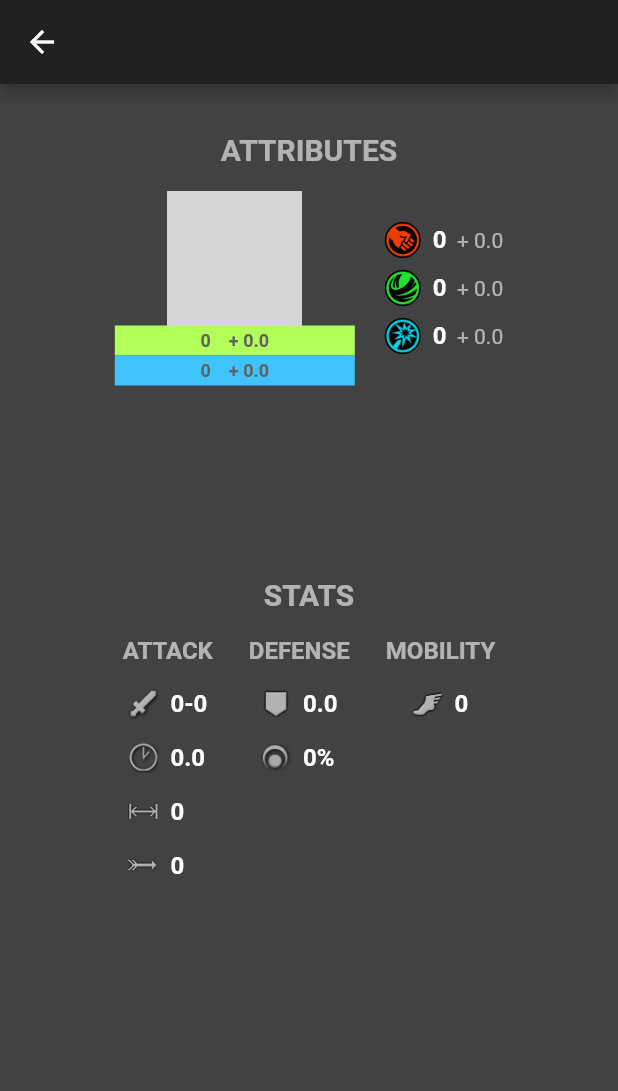
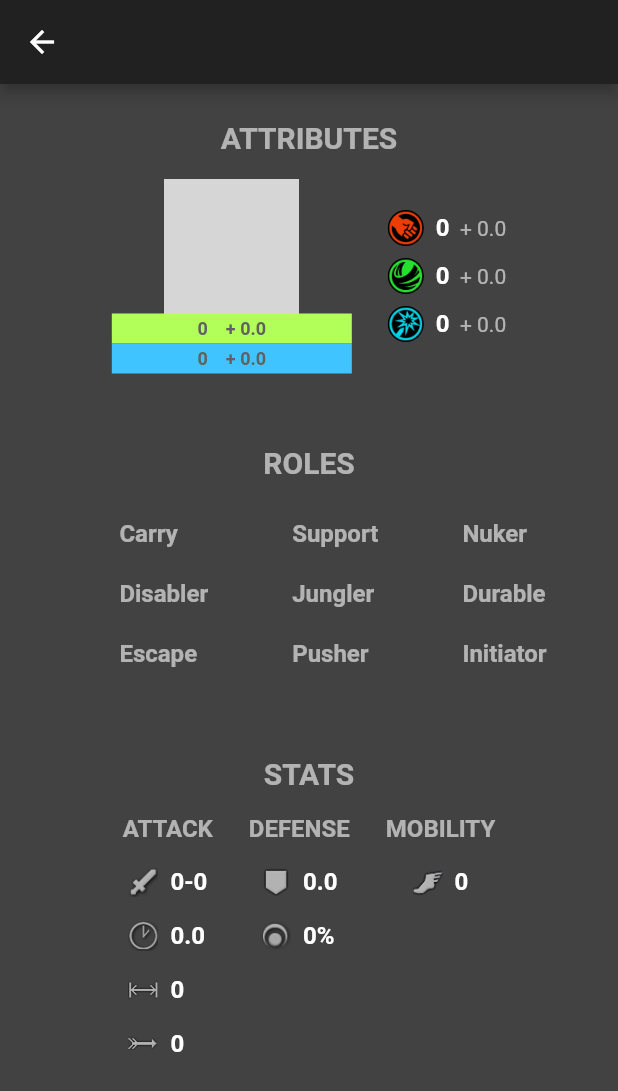
Before and after one commit to knottx/flutter_dota_hero, a Flutter app: the HeroDetailPage screen opened directly with empty values, on a phone screen of 412 x 824 dp. Shown: the top 1091 px of the screen. Run offline on Flutter 3.47's test engine with Material 2 defaults, Android fonts, the light colour scheme and no system bars; network calls fail; grey boxes are pictures that could not be loaded.

Commit message:
add extension

```diff
--- /dev/null
+++ b/lib/extensions/string_extension.dart
@@ -0,0 +1,5 @@
+extension StringExtension on String {
+  String capitalize() {
+    return '${this[0].toUpperCase()}${substring(1).toLowerCase()}';
+  }
+}
--- a/lib/main.dart
+++ b/lib/main.dart
@@ -10,7 +10,7 @@ class MyApp extends StatelessWidget {
 
   @override
   Widget build(BuildContext context) {
-    return MaterialApp(
+    return const MaterialApp(
       title: 'Dota Hero',
       home: DotaHeroesPage(),
     );
--- a/lib/pages/hero_detail_page.dart
+++ b/lib/pages/hero_detail_page.dart
@@ -1,7 +1,9 @@
 import 'package:flutter/material.dart';
 import 'package:flutter_dota_hero/models/dota_hero.dart';
 import 'package:flutter_dota_hero/models/dota_hero_attribute.dart';
+import 'package:flutter_dota_hero/models/dota_hero_role.dart';
 import 'package:flutter_dota_hero/models/dota_hero_stat.dart';
+import 'package:flutter_dota_hero/extensions/string_extension.dart';
 
 class HeroDetailPage extends StatelessWidget {
   const HeroDetailPage({
@@ -33,7 +35,7 @@ class HeroDetailPage extends StatelessWidget {
 
   Widget _attributes() {
     return Padding(
-      padding: const EdgeInsets.all(32.0),
+      padding: const EdgeInsets.all(24.0),
       child: Column(
         children: [
           Text(
@@ -44,13 +46,13 @@ class HeroDetailPage extends StatelessWidget {
               fontWeight: FontWeight.w600,
             ),
           ),
-          Container(
+          const SizedBox(
             height: 16,
           ),
           Row(
             mainAxisAlignment: MainAxisAlignment.center,
             children: [
-              Container(
+              SizedBox(
                 width: 160,
                 child: Column(
                   mainAxisAlignment: MainAxisAlignment.center,
@@ -89,8 +91,8 @@ class HeroDetailPage extends StatelessWidget {
                   ],
                 ),
               ),
-              Container(
-                width: 20,
+              const SizedBox(
+                width: 24,
               ),
               Column(
                 mainAxisAlignment: MainAxisAlignment.center,
@@ -151,16 +153,90 @@ class HeroDetailPage extends StatelessWidget {
   }
 
   Widget _roles() {
+    List<DotaHeroRole> heroRoles = [];
     return Padding(
-      padding: EdgeInsets.all(32),
-      child: Row(),
+      padding: const EdgeInsets.all(24.0),
+      child: Column(
+        children: [
+          Text(
+            'ROLES'.toUpperCase(),
+            style: const TextStyle(
+              color: Colors.white60,
+              fontSize: 20,
+              fontWeight: FontWeight.w600,
+            ),
+          ),
+          Container(
+            height: 16,
+          ),
+          Row(
+            mainAxisAlignment: MainAxisAlignment.center,
+            crossAxisAlignment: CrossAxisAlignment.start,
+            children: [
+              Column(
+                crossAxisAlignment: CrossAxisAlignment.start,
+                children: [
+                  _roleItem(DotaHeroRole.carry, heroRoles),
+                  _roleItem(DotaHeroRole.disabler, heroRoles),
+                  _roleItem(DotaHeroRole.escape, heroRoles),
+                ],
+              ),
+              const SizedBox(
+                width: 24,
+              ),
+              Column(
+                crossAxisAlignment: CrossAxisAlignment.start,
+                children: [
+                  _roleItem(DotaHeroRole.support, heroRoles),
+                  _roleItem(DotaHeroRole.jungler, heroRoles),
+                  _roleItem(DotaHeroRole.pusher, heroRoles),
+                ],
+              ),
+              const SizedBox(
+                width: 24,
+              ),
+              Column(
+                crossAxisAlignment: CrossAxisAlignment.start,
+                children: [
+                  _roleItem(DotaHeroRole.nuker, heroRoles),
+                  _roleItem(DotaHeroRole.durable, heroRoles),
+                  _roleItem(DotaHeroRole.initiator, heroRoles),
+                ],
+              ),
+            ],
+          )
+        ],
+      ),
+    );
+  }
+
+  Widget _roleItem(DotaHeroRole item, List<DotaHeroRole> roles) {
+    return Padding(
+      padding: const EdgeInsets.symmetric(vertical: 8.0),
+      child: Row(
+        children: [
+          Icon(
+            Icons.circle,
+            color: roles.contains(item) ? Colors.white : Colors.grey.shade800,
+          ),
+          const SizedBox(
+            width: 8,
+          ),
+          Text(
+            item.name.capitalize(),
+            style: TextStyle(
+                color: roles.contains(item) ? Colors.white : Colors.white60,
+                fontSize: 16,
+                fontWeight: FontWeight.w600),
+          ),
+        ],
+      ),
     );
   }
 
   Widget _stats() {
-    double iconHeight = 20;
     return Padding(
-      padding: EdgeInsets.all(32),
+      padding: const EdgeInsets.all(24),
       child: Column(
         children: [
           Text(
```
